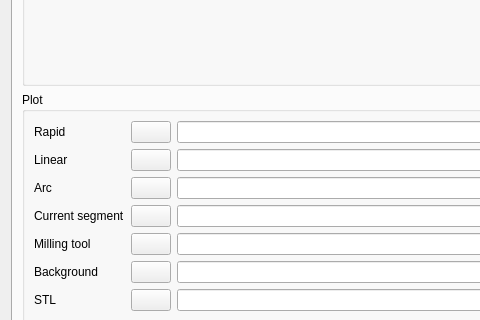
Qt form app/ui/generated/dialogs/options.ui (MaestroFusion360/easy_gcode_plot) before a commit; both pictures show x 0 to 480 and y 269 to 589 of the 1060 by 720 pixel window.
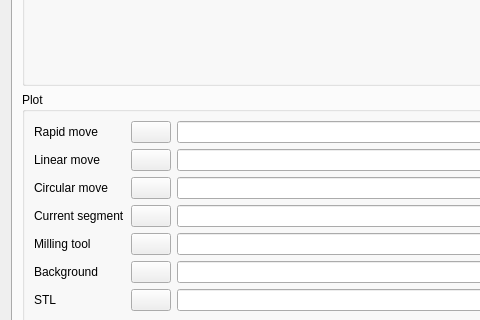
The same form after that commit. The open tabs and pages were chosen to show the change. Icons and pictures are not drawn.

```diff
--- a/app/ui/generated/dialogs/options.ui
+++ b/app/ui/generated/dialogs/options.ui
@@ -430,7 +430,7 @@
                                         <item row="0" column="0">
                                             <widget class="QLabel" name="rapidLabel">
                                                 <property name="text">
-                                                    <string>Rapid</string>
+                                                    <string>Rapid move</string>
                                                 </property>
                                             </widget>
                                         </item>
@@ -455,7 +455,7 @@
                                         <item row="1" column="0">
                                             <widget class="QLabel" name="linearLabel">
                                                 <property name="text">
-                                                    <string>Linear</string>
+                                                    <string>Linear move</string>
                                                 </property>
                                             </widget>
                                         </item>
@@ -480,7 +480,7 @@
                                         <item row="2" column="0">
                                             <widget class="QLabel" name="arcLabel">
                                                 <property name="text">
-                                                    <string>Arc</string>
+                                                    <string>Circular move</string>
                                                 </property>
                                             </widget>
                                         </item>
```
Left out of the diff: 4 changed lines with no effect on the pictures.
